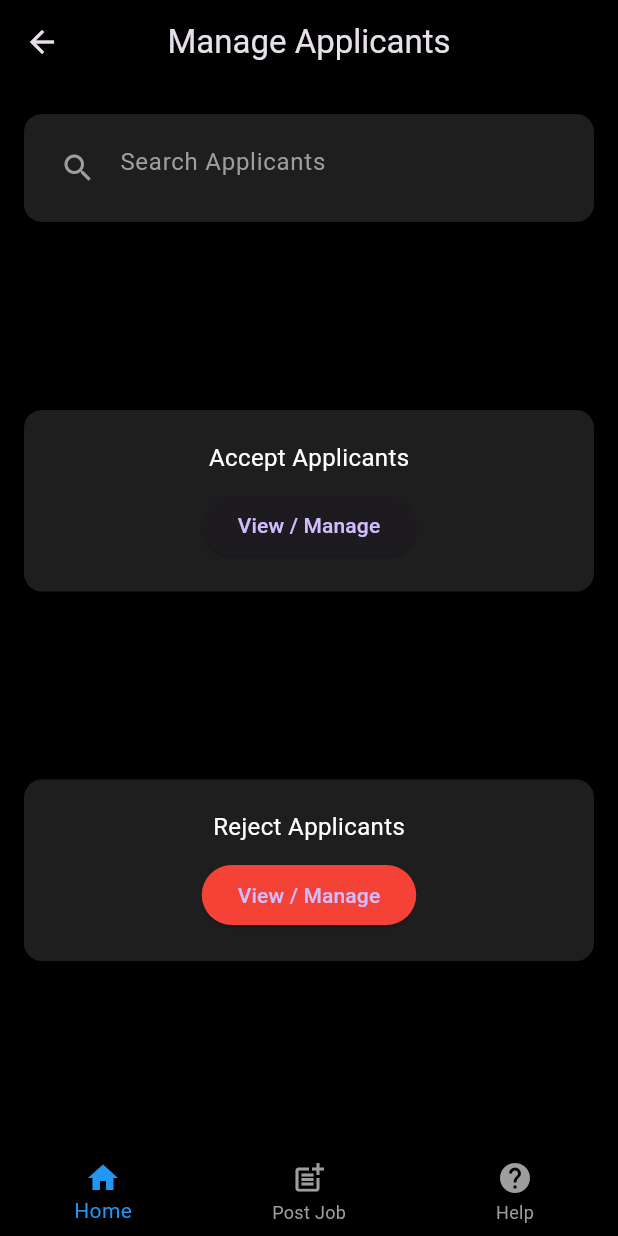
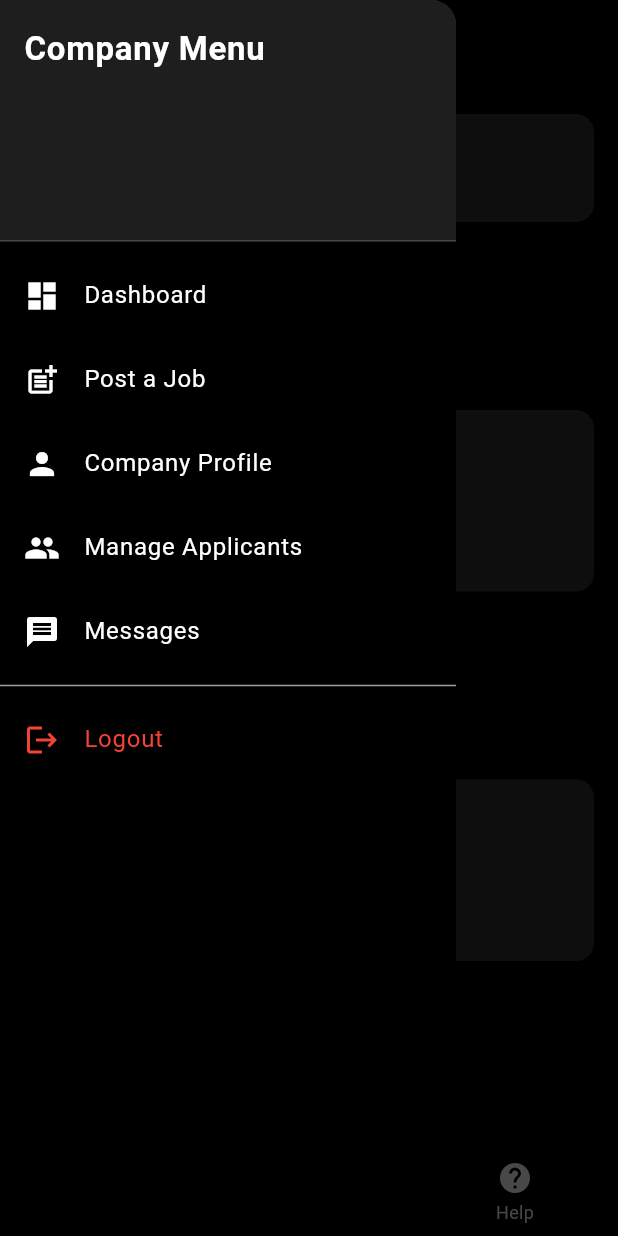
Before and after one commit to Asif-jutt/rozgar_app, a Flutter app: the ManageApplicantsPage screen opened by its route, with the side drawer open (before the commit the screen has no drawer), on a phone screen of 412 x 824 dp. Run offline on Flutter 3.47's test engine with Material 3 defaults, Android fonts, the phone set to English and light mode, and no system bars.

Commit message:
company ui added successfully
Co-authored-by: Copilot <copilot@github.com>

```diff
--- a/lib/pages/company/companyprofile.dart
+++ b/lib/company/screens/companyprofile.dart
@@ -1,7 +1,7 @@
 import 'package:flutter/material.dart';
-import '../../widgets/company/profilebody.dart';
-import '../../widgets/company/bottomnav.dart';
-import '../../widgets/company/drawer_company.dart';
+import '../widgets/profilebody.dart';
+import '../widgets/bottomnav.dart';
+import '../widgets/drawer_company.dart';
 
 class CompanyProfilePage extends StatelessWidget {
   const CompanyProfilePage({super.key});
--- a/lib/pages/company/dashboard.dart
+++ b/lib/company/screens/dashboard.dart
@@ -1,7 +1,7 @@
 import 'package:flutter/material.dart';
-import '../../widgets/company/dashbody.dart';
-import '../../widgets/company/bottomnav.dart';
-import '../../widgets/company/drawer_company.dart';
+import '../widgets/dashbody.dart';
+import '../widgets/bottomnav.dart';
+import '../widgets/drawer_company.dart';
 
 
 
--- a/lib/pages/company/manageapplicants.dart
+++ b/lib/company/screens/manageapplicants.dart
@@ -1,4 +1,5 @@
 import 'package:flutter/material.dart';
+import '../widgets/drawer_company.dart';
 
 class ManageApplicantsPage extends StatelessWidget {
   const ManageApplicantsPage({super.key});
@@ -96,7 +97,7 @@ class ManageApplicantsPage extends StatelessWidget {
           const Spacer(),
         ],
       ),
-
+      drawer: const CompanyDrawer(),
       bottomNavigationBar: BottomNavigationBar(
         backgroundColor: Colors.black,
         selectedItemColor: Colors.blue,
--- a/lib/pages/company/postjob.dart
+++ b/lib/company/screens/postjob.dart
@@ -1,7 +1,7 @@
 import 'package:flutter/material.dart';
-import '../../widgets/company/bottomnav.dart';
-import '../../widgets/company/postjob_body.dart';
-import '../../widgets/company/drawer_company.dart';
+import '../widgets/bottomnav.dart';
+import '../widgets//postjob_body.dart';
+import '../widgets/drawer_company.dart';
 
 
 
--- a/lib/widgets/company/dashbody.dart
+++ b/lib/company/widgets/dashbody.dart
@@ -1,5 +1,5 @@
 import 'package:flutter/material.dart';
-import '../../models/data.dart';
+import '../models/data.dart';
 
 class DashboardBody extends StatelessWidget {
   const DashboardBody({super.key});
--- a/lib/widgets/company/profilebody.dart
+++ b/lib/company/widgets/profilebody.dart
@@ -1,5 +1,5 @@
 import 'package:flutter/material.dart';
-import '../../models/data.dart';
+import '../models/data.dart';
 
 class JobsGrid extends StatelessWidget {
   const JobsGrid({super.key});
--- a/lib/main.dart
+++ b/lib/main.dart
@@ -1,5 +1,5 @@
 import 'package:flutter/material.dart';
-import 'app.dart';
+import 'company/app.dart';
 void main() {
   runApp(const MyApp());
 }
```
Also changed, not shown: lib/company/app.dart (renamed from lib/app.dart, +4 -4 lines), lib/company/models/data.dart (renamed from lib/models/data.dart), lib/company/widgets/bottomnav.dart (renamed from lib/widgets/company/bottomnav.dart), lib/company/widgets/drawer_company.dart (renamed from lib/widgets/company/drawer_company.dart), lib/company/widgets/postjob_body.dart (renamed from lib/widgets/company/postjob_body.dart).
